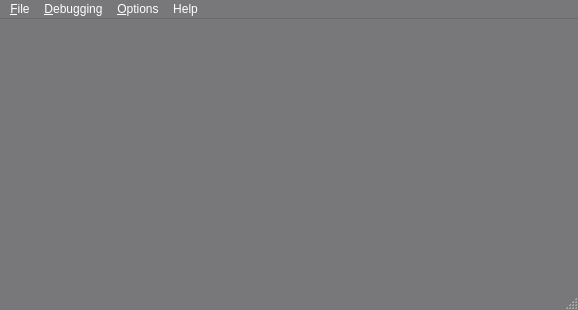
Old version of the form blurdev/gui/windows/loggerwindow/ui/loggerwindow.ui in the repository blurstudio/PrEditor.
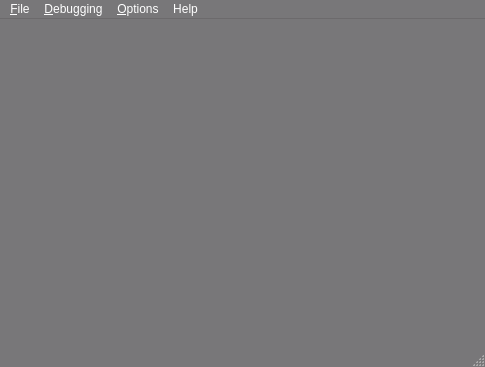
New version of the form.

Commit message: Added a workbox Widget to the LoggerWindow

What changed in the file:
```diff
--- a/blurdev/gui/windows/loggerwindow/ui/loggerwindow.ui
+++ b/blurdev/gui/windows/loggerwindow/ui/loggerwindow.ui
@@ -6,8 +6,8 @@
    <rect>
     <x>0</x>
     <y>0</y>
-    <width>578</width>
-    <height>310</height>
+    <width>485</width>
+    <height>367</height>
    </rect>
   </property>
   <property name="palette">
@@ -488,7 +488,7 @@
     <rect>
      <x>0</x>
      <y>0</y>
-     <width>578</width>
+     <width>485</width>
      <height>21</height>
     </rect>
    </property>
```
The commit also changes 3 other files.
